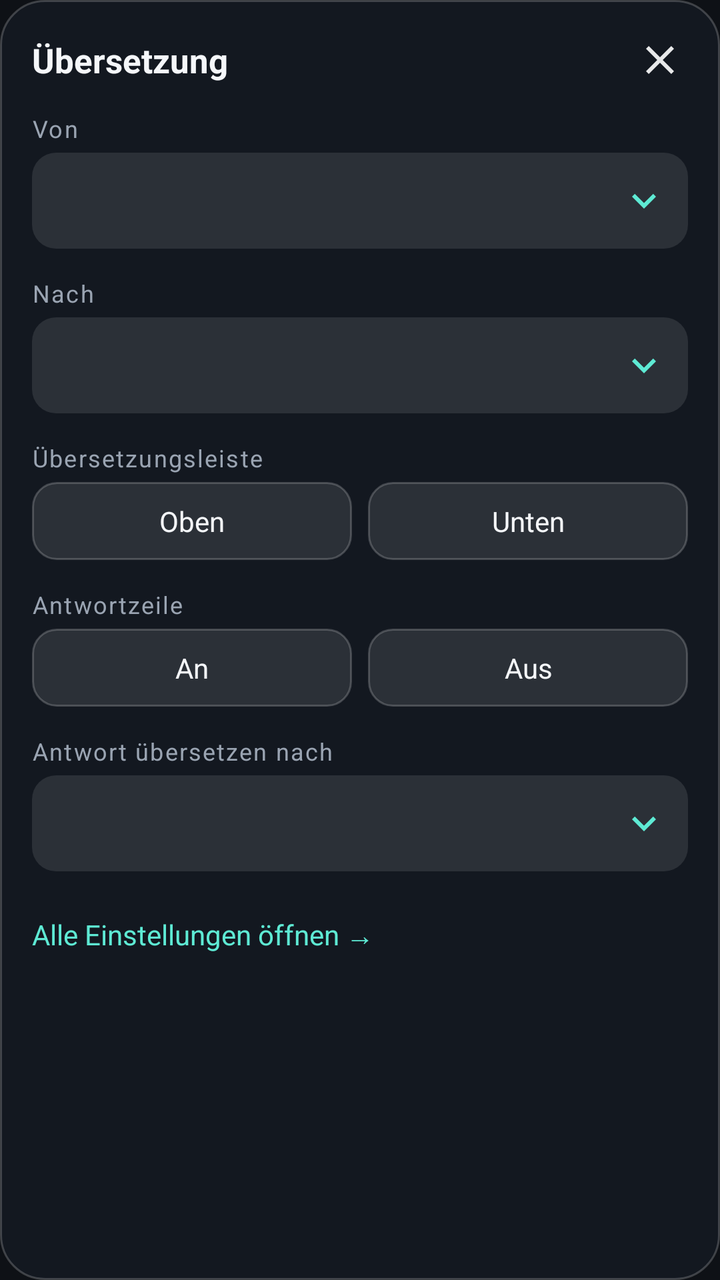
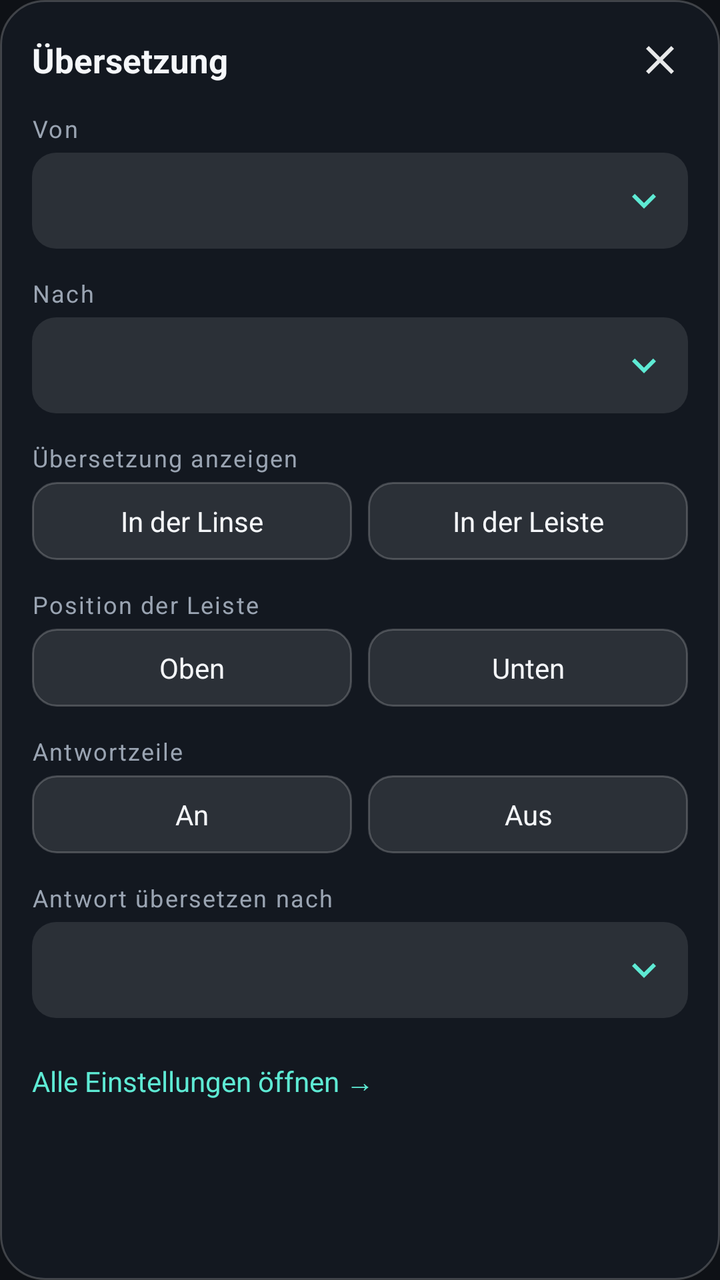

Compare the two renders of this Android layout. The source of the first and the diff that turns it into the second are given below.
<!-- AndroidManifest.xml: application theme Theme.SubLens -->
<!-- res/layout/overlay_panel.xml -->
<?xml version="1.0" encoding="utf-8"?>
<LinearLayout xmlns:android="http://schemas.android.com/apk/res/android"
    android:layout_width="match_parent"
    android:layout_height="wrap_content"
    android:background="@drawable/bg_panel"
    android:orientation="vertical"
    android:paddingStart="16dp"
    android:paddingTop="10dp"
    android:paddingEnd="10dp"
    android:paddingBottom="16dp">

    
    <LinearLayout
        android:layout_width="match_parent"
        android:layout_height="wrap_content"
        android:gravity="center_vertical"
        android:orientation="horizontal">

        <ImageButton
            android:id="@+id/panel_back"
            android:layout_width="36dp"
            android:layout_height="36dp"
            android:layout_marginEnd="4dp"
            android:background="?android:attr/selectableItemBackgroundBorderless"
            android:contentDescription="@string/cd_back"
            android:src="@drawable/ic_back"
            android:visibility="gone" />

        <TextView
            android:id="@+id/panel_title"
            android:layout_width="0dp"
            android:layout_height="wrap_content"
            android:layout_weight="1"
            android:text="@string/panel_title"
            android:textColor="@color/text_main"
            android:textSize="17sp"
            android:textStyle="bold" />

        <ImageButton
            android:id="@+id/panel_close"
            android:layout_width="40dp"
            android:layout_height="40dp"
            android:background="?android:attr/selectableItemBackgroundBorderless"
            android:contentDescription="@string/cd_close"
            android:src="@drawable/ic_close" />
    </LinearLayout>

    
    <ScrollView
        android:id="@+id/page_main"
        android:layout_width="match_parent"
        android:layout_height="wrap_content">

    <LinearLayout
        android:layout_width="match_parent"
        android:layout_height="wrap_content"
        android:orientation="vertical"
        android:paddingEnd="6dp">

        <TextView
            style="@style/SubLens.Caption"
            android:layout_marginTop="6dp"
            android:text="@string/label_from" />

        <TextView
            android:id="@+id/value_from"
            style="@style/SubLens.Row" />

        <TextView
            style="@style/SubLens.Caption"
            android:text="@string/label_to" />

        <TextView
            android:id="@+id/value_to"
            style="@style/SubLens.Row" />

        <TextView
            style="@style/SubLens.Caption"
            android:text="@string/label_bar" />

        <LinearLayout
            android:layout_width="match_parent"
            android:layout_height="wrap_content"
            android:orientation="horizontal">

            <TextView
                android:id="@+id/choice_above"
                style="@style/SubLens.Choice"
                android:text="@string/choice_above" />

            <Space
                android:layout_width="8dp"
                android:layout_height="1dp" />

            <TextView
                android:id="@+id/choice_below"
                style="@style/SubLens.Choice"
                android:text="@string/choice_below" />
        </LinearLayout>

        <TextView
            style="@style/SubLens.Caption"
            android:text="@string/label_composer" />

        <LinearLayout
            android:layout_width="match_parent"
            android:layout_height="wrap_content"
            android:orientation="horizontal">

            <TextView
                android:id="@+id/choice_composer_on"
                style="@style/SubLens.Choice"
                android:text="@string/choice_on" />

            <Space
                android:layout_width="8dp"
                android:layout_height="1dp" />

            <TextView
                android:id="@+id/choice_composer_off"
                style="@style/SubLens.Choice"
                android:text="@string/choice_off" />
        </LinearLayout>

        <TextView
            style="@style/SubLens.Caption"
            android:text="@string/label_reply" />

        <TextView
            android:id="@+id/value_reply"
            style="@style/SubLens.Row" />

        <TextView
            android:id="@+id/open_app"
            android:layout_width="match_parent"
            android:layout_height="wrap_content"
            android:layout_marginTop="14dp"
            android:background="?android:attr/selectableItemBackground"
            android:paddingTop="8dp"
            android:paddingBottom="8dp"
            android:text="@string/panel_open_app"
            android:textColor="@color/accent"
            android:textSize="14sp" />
    </LinearLayout>
    </ScrollView>

    
    <ScrollView
        android:id="@+id/list_scroll"
        android:layout_width="match_parent"
        android:layout_height="300dp"
        android:layout_marginTop="6dp"
        android:fadeScrollbars="false"
        android:visibility="gone">

        <LinearLayout
            android:id="@+id/list"
            android:layout_width="match_parent"
            android:layout_height="wrap_content"
            android:orientation="vertical"
            android:paddingEnd="6dp" />
    </ScrollView>
</LinearLayout>
<!-- resources referenced by this layout -->
<resources>
  <color name="accent">#FF5EEAD4</color>
  <color name="text_main">#FFF5F7FA</color>
  <!-- drawable bg_panel (drawable) -->
  <?xml version="1.0" encoding="utf-8"?>
  <shape xmlns:android="http://schemas.android.com/apk/res/android" android:shape="rectangle">
      <corners android:radius="22dp" />
      <solid android:color="@color/overlay_panel" />
      <stroke android:width="1dp" android:color="@color/overlay_stroke" />
  </shape>
  <!-- drawable ic_back (drawable) -->
  <?xml version="1.0" encoding="utf-8"?>
  <vector xmlns:android="http://schemas.android.com/apk/res/android"
      android:width="24dp"
      android:height="24dp"
      android:viewportWidth="24"
      android:viewportHeight="24">
      <path
          android:fillColor="#E6FFFFFF"
          android:pathData="M20,11H7.83l5.59,-5.59L12,4l-8,8 8,8 1.41,-1.41L7.83,13H20v-2z" />
  </vector>
  <!-- drawable ic_close (drawable) -->
  <?xml version="1.0" encoding="utf-8"?>
  <vector xmlns:android="http://schemas.android.com/apk/res/android"
      android:width="24dp"
      android:height="24dp"
      android:viewportWidth="24"
      android:viewportHeight="24">
      <path
          android:fillColor="#E6FFFFFF"
          android:pathData="M19,6.41L17.59,5 12,10.59 6.41,5 5,6.41 10.59,12 5,17.59 6.41,19 12,13.41 17.59,19 19,17.59 13.41,12z" />
  </vector>
  <string name="cd_back">Zurück</string>
  <string name="cd_close">Schließen</string>
  <string name="choice_above">Oben</string>
  <string name="choice_below">Unten</string>
  <string name="choice_off">Aus</string>
  <string name="choice_on">An</string>
  <string name="label_bar">Übersetzungsleiste</string>
  <string name="label_composer">Antwortzeile</string>
  <string name="label_from">Von</string>
  <string name="label_reply">Antwort übersetzen nach</string>
  <string name="label_to">Nach</string>
  <string name="panel_open_app">Alle Einstellungen öffnen →</string>
  <string name="panel_title">Übersetzung</string>
  <style name="SubLens.Caption">
          <item name="android:layout_width">match_parent</item>
          <item name="android:layout_height">wrap_content</item>
          <item name="android:layout_marginTop">14dp</item>
          <item name="android:layout_marginBottom">4dp</item>
          <item name="android:textColor">@color/text_dim</item>
          <item name="android:textSize">12sp</item>
          <item name="android:letterSpacing">0.06</item>
      </style>
  <color name="overlay_panel">#F7141820</color>
  <color name="overlay_stroke">#33FFFFFF</color>
  <color name="text_dim">#FF9AA4B2</color>
  <!-- drawable bg_row (drawable) -->
  <?xml version="1.0" encoding="utf-8"?>
  <ripple xmlns:android="http://schemas.android.com/apk/res/android" android:color="#33FFFFFF">
      <item>
          <shape android:shape="rectangle">
              <corners android:radius="12dp" />
              <solid android:color="@color/overlay_row" />
          </shape>
      </item>
  </ripple>
  <!-- drawable ic_expand (drawable) -->
  <?xml version="1.0" encoding="utf-8"?>
  <vector xmlns:android="http://schemas.android.com/apk/res/android"
      android:width="24dp"
      android:height="24dp"
      android:viewportWidth="24"
      android:viewportHeight="24">
      <path
          android:fillColor="#FF5EEAD4"
          android:pathData="M16.59,8.59L12,13.17 7.41,8.59 6,10l6,6 6,-6z" />
  </vector>
  <color name="bg">#FF0E1116</color>
  <color name="accent_soft">#265EEAD4</color>
  <color name="overlay_row">#1AFFFFFF</color>
  <!-- unchanged entries left out for length: 4 -->
</resources>

<!-- the commit's change to res/layout/overlay_panel.xml (unified diff, before → after) -->
@@ -73,6 +73,30 @@
         <TextView
             android:id="@+id/value_to"
             style="@style/SubLens.Row" />
+
+        <TextView
+            style="@style/SubLens.Caption"
+            android:text="@string/label_mode" />
+
+        <LinearLayout
+            android:layout_width="match_parent"
+            android:layout_height="wrap_content"
+            android:orientation="horizontal">
+
+            <TextView
+                android:id="@+id/choice_lens"
+                style="@style/SubLens.Choice"
+                android:text="@string/choice_lens" />
+
+            <Space
+                android:layout_width="8dp"
+                android:layout_height="1dp" />
+
+            <TextView
+                android:id="@+id/choice_bar"
+                style="@style/SubLens.Choice"
+                android:text="@string/choice_bar" />
+        </LinearLayout>
 
         <TextView
             style="@style/SubLens.Caption"
<!-- resource entries referenced after the edit -->
@@ -34,12 +34,15 @@
   <string name="cd_back">Zurück</string>
   <string name="cd_close">Schließen</string>
   <string name="choice_above">Oben</string>
+  <string name="choice_bar">In der Leiste</string>
   <string name="choice_below">Unten</string>
+  <string name="choice_lens">In der Linse</string>
   <string name="choice_off">Aus</string>
   <string name="choice_on">An</string>
-  <string name="label_bar">Übersetzungsleiste</string>
+  <string name="label_bar">Position der Leiste</string>
   <string name="label_composer">Antwortzeile</string>
   <string name="label_from">Von</string>
+  <string name="label_mode">Übersetzung anzeigen</string>
   <string name="label_reply">Antwort übersetzen nach</string>
   <string name="label_to">Nach</string>
   <string name="panel_open_app">Alle Einstellungen öffnen →</string>
